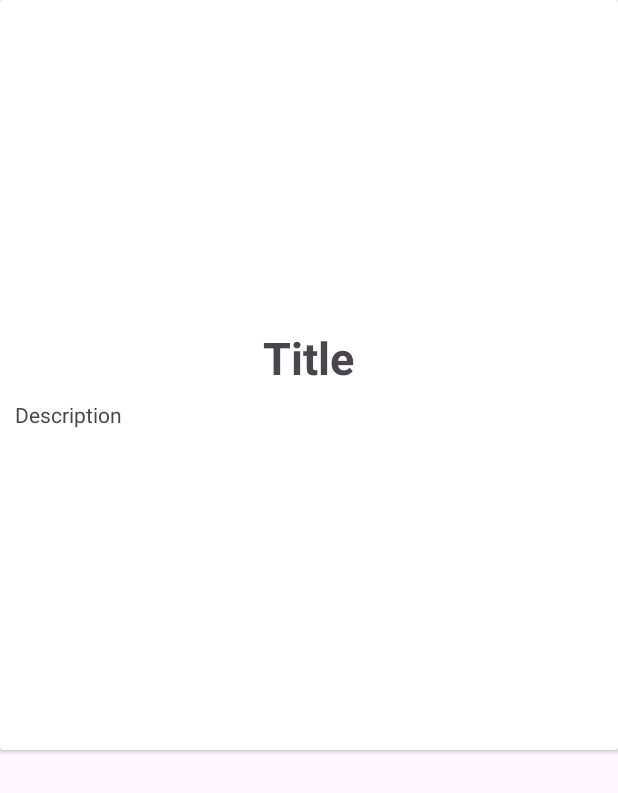
After one commit to KristineMagdalene/OdysseyMate, an Android app: the layout fragment_item_detail.xml on its own in the app's theme, with its tools: preview values and no code run, on a phone screen of 412 x 824 dp. The commit adds this screen. Shown: the top 793 px of the screen. Run offline under Robolectric (Android 15) with nearby library versions, the phone set to English and light mode, and no system bars.

Commit message:
Dialog item

```diff
--- a/app/src/main/res/layout/activity_main.xml
+++ b/app/src/main/res/layout/activity_main.xml
@@ -17,7 +17,7 @@
             android:layout_height="56dp"
             android:id="@+id/toolbar"
             android:elevation="4dp"
-            android:background="@color/two"
+            android:background="@color/four"
             android:theme="@style/ThemeOverlay.AppCompat.Dark.ActionBar"
             android:popupTheme="@style/ThemeOverlay.AppCompat.Light"/>
 
--- /dev/null
+++ b/app/src/main/res/layout/fragment_item_detail.xml
@@ -0,0 +1,46 @@
+<!-- fragment_item_detail.xml -->
+<androidx.cardview.widget.CardView xmlns:android="http://schemas.android.com/apk/res/android"
+    xmlns:app="http://schemas.android.com/apk/res-auto"
+    xmlns:tools="http://schemas.android.com/tools"
+    android:layout_width="match_parent"
+    android:layout_height="500dp"
+    android:orientation="vertical"
+    android:background="@android:color/transparent"
+    android:padding="16dp">
+    <ScrollView
+        android:layout_width="match_parent"
+        android:scrollbars="vertical"
+        android:layout_height="wrap_content">
+        <LinearLayout
+            android:layout_width="match_parent"
+            android:layout_margin="10dp"
+            android:layout_height="wrap_content"
+            android:orientation="vertical">
+
+            <ImageView
+                android:id="@+id/itemImageView"
+                android:layout_width="300dp"
+                android:layout_height="200dp"
+                android:layout_gravity="center_horizontal"
+                android:layout_marginBottom="8dp" />
+
+            <TextView
+                android:id="@+id/titleTextView"
+                android:layout_width="wrap_content"
+                android:layout_height="wrap_content"
+                android:textSize="30sp"
+                android:layout_gravity="center"
+                android:textStyle="bold"
+                tools:text="Title" />
+
+            <TextView
+                android:id="@+id/descriptionTextView"
+                android:layout_width="wrap_content"
+                android:layout_height="wrap_content"
+                android:layout_marginTop="8dp"
+                tools:text="Description" />
+        </LinearLayout>
+    </ScrollView>
+
+
+</androidx.cardview.widget.CardView>
```
Also changed, not shown: app/src/main/java/com/example/planner/Fragment/ItemDetailDialogFragment.java (added, +56 -0 lines), app/src/main/java/com/example/planner/Fragment/PlanAdapter.java (+8 -8 lines), app/src/main/res/layout/fragment_home.xml (+4 -3 lines).
